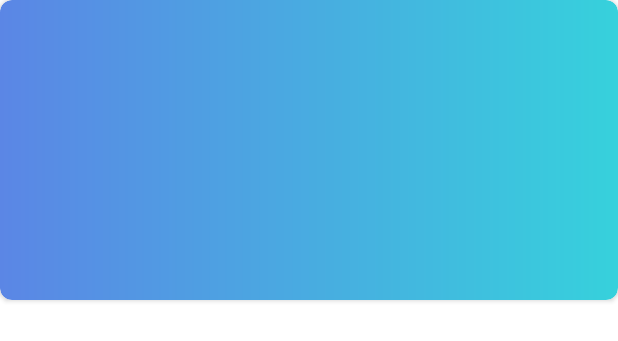
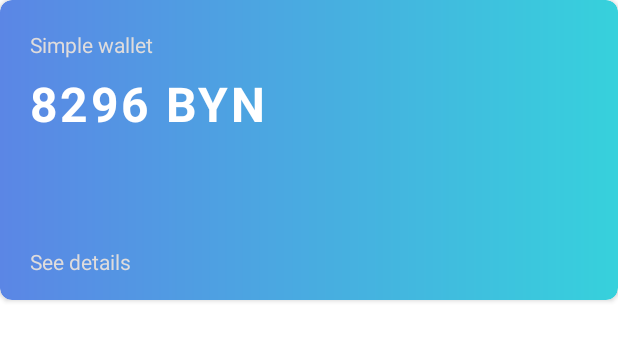
Before and after one commit to emdasoft/MyCheckUp, an Android app: the layout item_card.xml on its own in the app's theme, with its tools: preview values and no code run, on a phone screen of 412 x 824 dp. Shown: the top 341 px of the screen. Run offline under Robolectric (Android 15) with nearby library versions, the phone set to English and light mode, and no system bars.

```diff
--- a/app/src/main/res/layout/item_card.xml
+++ b/app/src/main/res/layout/item_card.xml
@@ -1,6 +1,7 @@
 <?xml version="1.0" encoding="utf-8"?>
 <androidx.cardview.widget.CardView xmlns:android="http://schemas.android.com/apk/res/android"
     xmlns:app="http://schemas.android.com/apk/res-auto"
+    xmlns:tools="http://schemas.android.com/tools"
     android:layout_width="match_parent"
     android:layout_height="200dp"
     android:elevation="8dp"
@@ -11,6 +12,40 @@
         android:layout_height="match_parent"
         android:background="@drawable/gradient">
 
+        <TextView
+            android:id="@+id/textView2"
+            android:layout_width="wrap_content"
+            android:layout_height="wrap_content"
+            android:layout_marginStart="20dp"
+            android:layout_marginTop="20dp"
+            android:textColor="#DFDCDC"
+            app:layout_constraintStart_toStartOf="parent"
+            app:layout_constraintTop_toTopOf="parent"
+            tools:text="Simple wallet" />
+
+        <TextView
+            android:id="@+id/textView"
+            android:layout_width="wrap_content"
+            android:layout_height="wrap_content"
+            android:layout_marginTop="8dp"
+            android:letterSpacing="0.05"
+            android:textColor="#FFFFFF"
+            android:textSize="32sp"
+            android:textStyle="bold"
+            app:layout_constraintStart_toStartOf="@+id/textView2"
+            app:layout_constraintTop_toBottomOf="@+id/textView2"
+            tools:text="8296 BYN" />
+
+        <TextView
+            android:id="@+id/textView3"
+            android:layout_width="wrap_content"
+            android:layout_height="wrap_content"
+            android:layout_marginBottom="16dp"
+            android:textColor="#DFDCDC"
+            app:layout_constraintBottom_toBottomOf="parent"
+            app:layout_constraintStart_toStartOf="@+id/textView"
+            tools:text="See details" />
+
 
     </androidx.constraintlayout.widget.ConstraintLayout>
 
```
